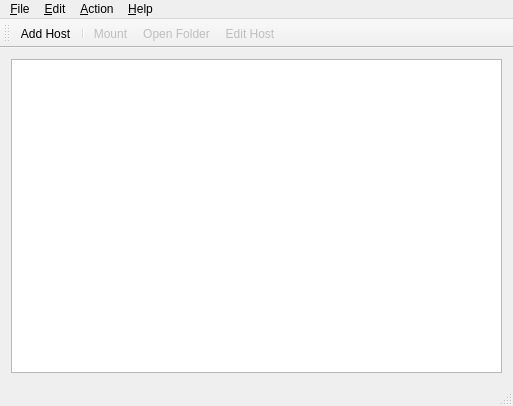
First picture: the form in mainwindow.ui, repository Skycoder42/qsshfs, before the edit.
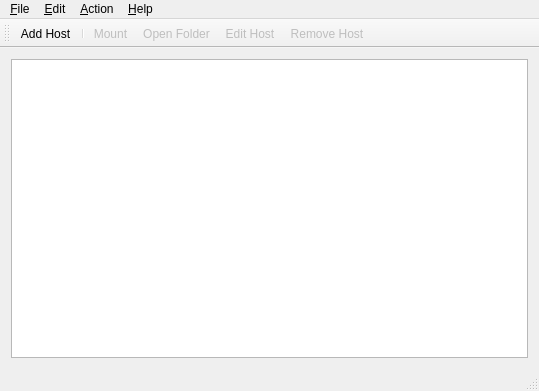
Second picture: the form after the edit. Icons and pictures are not drawn.

The edit to the form file:
```diff
--- a/mainwindow.ui
+++ b/mainwindow.ui
@@ -6,8 +6,8 @@
    <rect>
     <x>0</x>
     <y>0</y>
-    <width>513</width>
-    <height>406</height>
+    <width>539</width>
+    <height>391</height>
    </rect>
   </property>
   <property name="toolButtonStyle">
@@ -50,7 +50,7 @@
     <rect>
      <x>0</x>
      <y>0</y>
-     <width>513</width>
+     <width>539</width>
      <height>23</height>
     </rect>
    </property>
@@ -104,6 +104,7 @@
    <addaction name="actionMount"/>
    <addaction name="actionOpen_Folder"/>
    <addaction name="actionEdit_Host"/>
+   <addaction name="actionRemove_Host"/>
   </widget>
   <widget class="QStatusBar" name="statusBar"/>
   <action name="actionExit">
```
Left out of the diff: 51 changed lines with no effect on the pictures.
